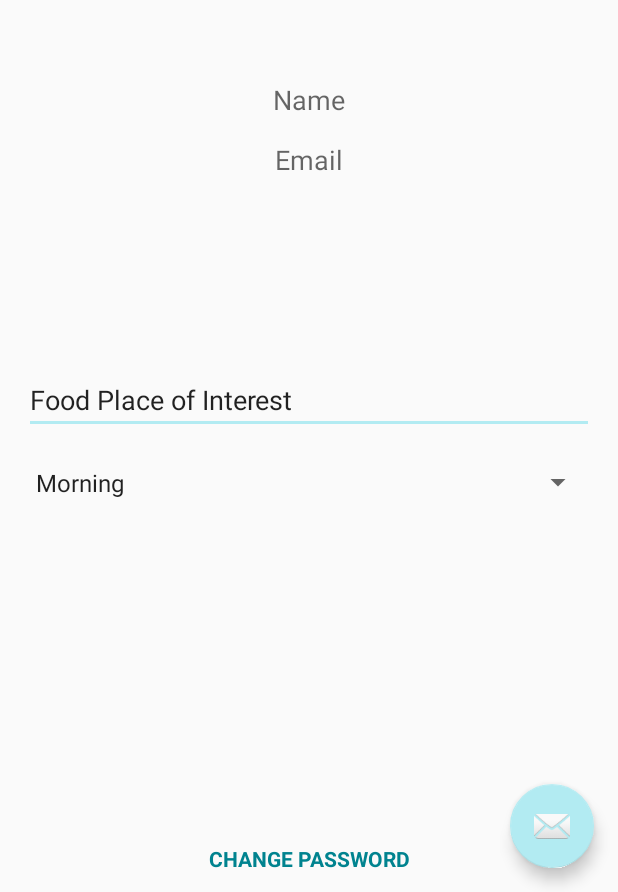
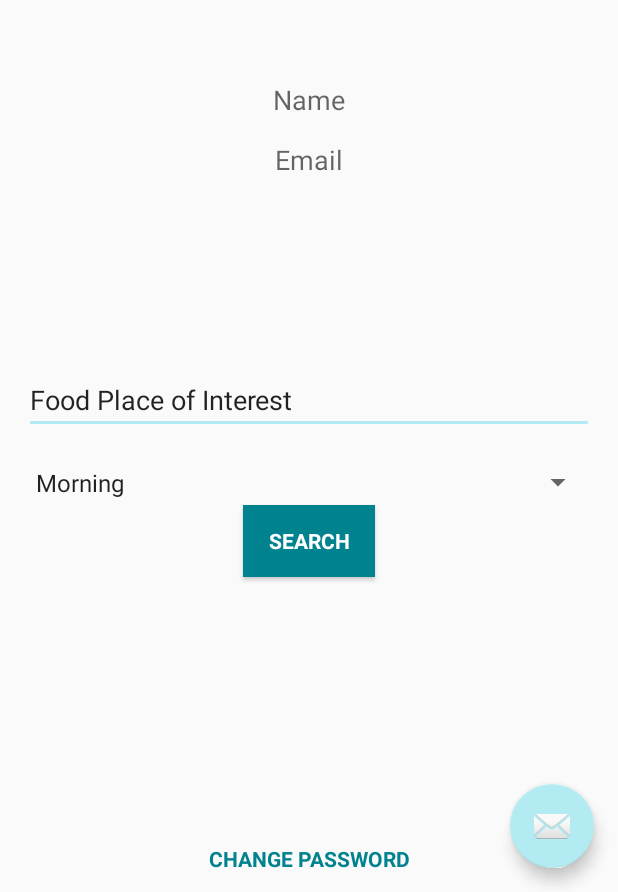
Before and after one commit to dwestaway/Food-Friend, an Android app: the screen it shows after launch once a user with an empty profile is signed in (TabbedActivity), on a phone screen of 412 x 824 dp, the part 344-1236 px from its top. Run offline under Robolectric (Android 15) with nearby library versions, the phone set to English and light mode, and no system bars; our stand-ins replace Firebase (no records; nobody signed in at launch, a user with empty details on screens opened directly).

Commit message:
GPS
Implemented GPS (button that displayed long and lat coords). Changed back button on sign up screen

```diff
--- a/app/src/main/AndroidManifest.xml
+++ b/app/src/main/AndroidManifest.xml
@@ -6,6 +6,7 @@
     <uses-permission android:name="android.permission.GET_ACCOUNTS" />
     <uses-permission android:name="android.permission.READ_PROFILE" />
     <uses-permission android:name="android.permission.READ_CONTACTS" />
+    <uses-permission android:name="android.permission.ACCESS_FINE_LOCATION"/>
 
     <application
         android:allowBackup="true"
--- a/app/src/main/java/com/foodfriend/foodfriend/Tab1Profile.java
+++ b/app/src/main/java/com/foodfriend/foodfriend/Tab1Profile.java
@@ -5,8 +5,10 @@ package com.foodfriend.foodfriend;
  */
 import android.annotation.SuppressLint;
 import android.content.Intent;
+import android.location.Location;
 import android.support.annotation.NonNull;
 import android.support.annotation.Nullable;
+import android.support.v4.app.ActivityCompat;
 import android.support.v4.app.Fragment;
 import android.os.Bundle;
 import android.view.LayoutInflater;
@@ -34,7 +36,7 @@ import com.google.firebase.database.ValueEventListener;
 
 public class Tab1Profile extends Fragment {
 
-    private Button btnChangePassword, confirmPassword;
+    private Button btnChangePassword, confirmPassword, search;
     private TextView email, name;
 
     private EditText newPassword;
@@ -47,6 +49,11 @@ public class Tab1Profile extends Fragment {
     @Override
     public View onCreateView(LayoutInflater inflater, ViewGroup container,
                              Bundle savedInstanceState) {
+
+
+
+
+
         return inflater.inflate(R.layout.fragment_tab1profile, container, false);
 
 
@@ -58,11 +65,21 @@ public class Tab1Profile extends Fragment {
         auth = FirebaseAuth.getInstance();
         //mDatabase = FirebaseDatabase.getInstance().getReference();
 
+        ActivityCompat.requestPermissions(getActivity(), new String[]{android.Manifest.permission.ACCESS_FINE_LOCATION}, 123);
+
         final FirebaseDatabase database = FirebaseDatabase.getInstance();
         DatabaseReference ref = database.getReference("users");
 
         name = (TextView) getView().findViewById(R.id.userName);
         email = (TextView) getView().findViewById(R.id.userEmail);
+
+        btnChangePassword = (Button) getView().findViewById(R.id.change_password_button);
+        confirmPassword = (Button) getView().findViewById(R.id.confirmPass);
+        search = (Button) getView().findViewById(R.id.searchButton);
+
+        newPassword = (EditText) getView().findViewById(R.id.newPassword);
+
+
 
         //get current user
         final FirebaseUser user = FirebaseAuth.getInstance().getCurrentUser();
@@ -82,9 +99,7 @@ public class Tab1Profile extends Fragment {
         };
 
 
-        btnChangePassword = (Button) getView().findViewById(R.id.change_password_button);
-        confirmPassword = (Button) getView().findViewById(R.id.confirmPass);
-        newPassword = (EditText) getView().findViewById(R.id.newPassword);
+
 
         newPassword.setVisibility(View.GONE);
         confirmPassword.setVisibility(View.GONE);
@@ -98,7 +113,7 @@ public class Tab1Profile extends Fragment {
         spinner.setOnItemSelectedListener(new AdapterView.OnItemSelectedListener() {
             @Override
             public void onItemSelected(AdapterView<?> adapterView, View view, int i, long l) {
-                Toast.makeText(getActivity(),adapterView.getItemAtPosition(i)+" has been selected",Toast.LENGTH_SHORT).show();
+                //Toast.makeText(getActivity(),adapterView.getItemAtPosition(i)+" has been selected",Toast.LENGTH_SHORT).show();
             }
 
             @Override
@@ -125,6 +140,25 @@ public class Tab1Profile extends Fragment {
             }
         });
 
+        //get GPS long and lat
+        search.setOnClickListener(new View.OnClickListener() {
+            @Override
+            public void onClick(View view) {
+
+                GPSLocation gps = new GPSLocation(getContext()); //send context to GPSLocation
+
+                Location location = gps.getLocation();
+
+                if(location != null) {
+                    double latitude = location.getLatitude();
+                    double longitude = location.getLongitude();
+
+                    Toast.makeText(getContext(),"Latitude: " + latitude + "\n Longitude: " + longitude, Toast.LENGTH_LONG).show();
+                }
+            }
+        });
+
+        //replace password
         confirmPassword.setOnClickListener(new View.OnClickListener() {
             @Override
             public void onClick(View v) {
--- a/app/src/main/res/layout/activity_signup.xml
+++ b/app/src/main/res/layout/activity_signup.xml
@@ -70,7 +70,8 @@
             android:layout_height="wrap_content"
             android:layout_marginTop="70dp"
             android:background="@null"
-            android:text="@string/btn_back"
+            android:text="@string/btn_link_to_login"
+            android:textAllCaps="false"
             android:textColor="@color/colorPrimaryDark" />
 
     </LinearLayout>
--- a/app/src/main/res/layout/fragment_tab1profile.xml
+++ b/app/src/main/res/layout/fragment_tab1profile.xml
@@ -22,9 +22,9 @@
         android:id="@+id/newPassword"
         android:layout_width="230dp"
         android:layout_height="wrap_content"
-        android:layout_alignLeft="@+id/foodChoice"
-        android:layout_alignStart="@+id/foodChoice"
-        android:layout_alignTop="@+id/confirmPass"
+        android:layout_above="@+id/change_password_button"
+        android:layout_alignLeft="@+id/spinner"
+        android:layout_alignStart="@+id/spinner"
         android:focusableInTouchMode="true"
         android:hint="@string/new_pass"
         android:imeOptions="actionUnspecified"
@@ -35,14 +35,27 @@
         tools:layout_editor_absoluteY="168dp" />
 
     <Button
+        android:id="@+id/searchButton"
+        style="?android:textAppearanceSmall"
+        android:layout_width="wrap_content"
+        android:layout_height="wrap_content"
+        android:layout_below="@+id/spinner"
+        android:layout_centerHorizontal="true"
+        android:background="@color/colorPrimaryDark"
+        android:text="Search"
+        android:textColor="@android:color/white"
+        android:textStyle="bold"
+        tools:layout_editor_absoluteX="199dp"
+        tools:layout_editor_absoluteY="211dp" />
+
+    <Button
         android:id="@+id/confirmPass"
         style="?android:textAppearanceSmall"
         android:layout_width="wrap_content"
         android:layout_height="wrap_content"
-        android:layout_above="@+id/change_password_button"
-        android:layout_alignEnd="@+id/foodChoice"
-        android:layout_alignRight="@+id/foodChoice"
-        android:layout_marginBottom="19dp"
+        android:layout_alignBottom="@+id/newPassword"
+        android:layout_alignEnd="@+id/spinner"
+        android:layout_alignRight="@+id/spinner"
         android:background="@color/colorPrimaryDark"
         android:text="@string/btn_change"
         android:textColor="@android:color/white"
--- a/app/src/main/res/menu/menu_tabbed.xml
+++ b/app/src/main/res/menu/menu_tabbed.xml
@@ -8,5 +8,4 @@
         android:title="@string/action_settings"
         app:showAsAction="never" />
     <item android:id="@+id/sign_out" android:title="Sign Out"></item>
-    <item android:id="@+id/changepass" android:title="Change Password"></item>
 </menu>
```
Also changed, not shown: app/src/main/java/com/foodfriend/foodfriend/GPSLocation.java (added, +72 -0 lines), app/src/main/java/com/foodfriend/foodfriend/TabbedActivity.java (+6 -2 lines).
